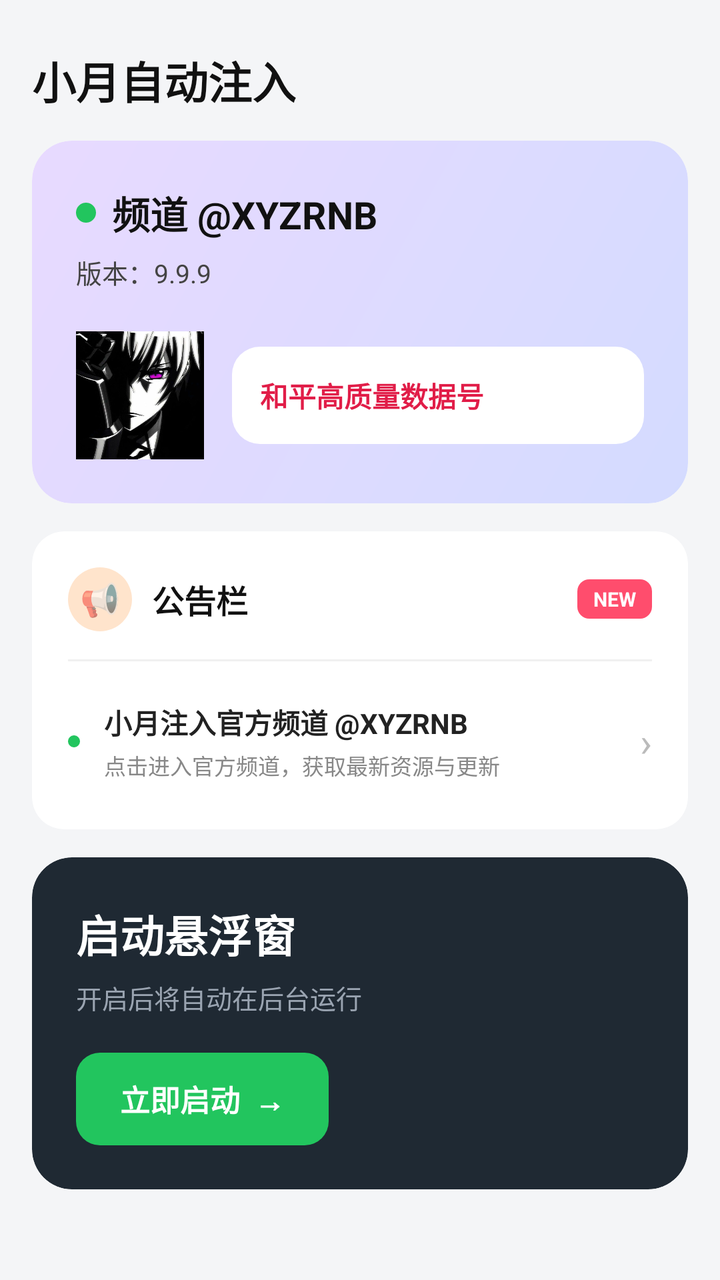
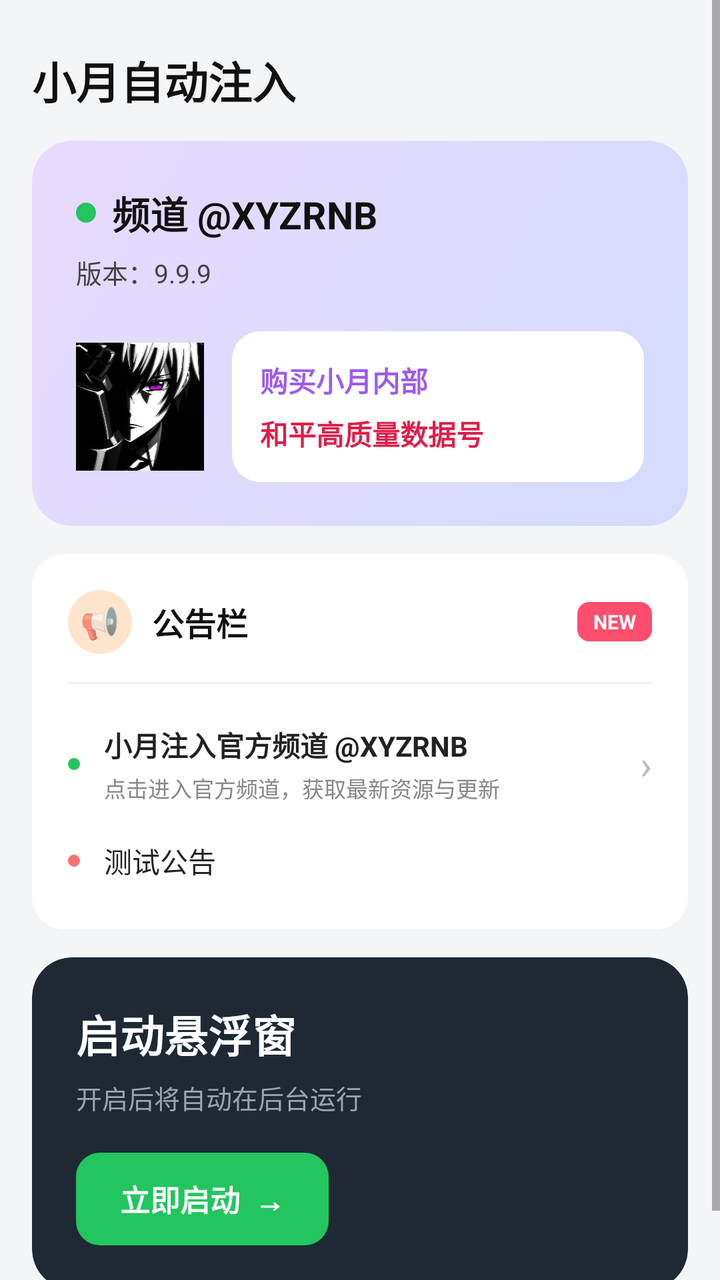

Screens rendered from an Android XML layout before and after an edit, with the pre-edit source and the edit as a unified diff.
<!-- AndroidManifest.xml: application theme Theme.XYPAK -->
<!-- res/layout/fragment_home.xml -->
<?xml version="1.0" encoding="utf-8"?>
<ScrollView xmlns:android="http://schemas.android.com/apk/res/android"
    xmlns:app="http://schemas.android.com/apk/res-auto"
    android:layout_width="match_parent"
    android:layout_height="match_parent"
    android:fillViewport="true"
    android:background="@color/bg_main">

    <LinearLayout
        android:layout_width="match_parent"
        android:layout_height="wrap_content"
        android:orientation="vertical"
        android:padding="16dp">

        <TextView
            android:layout_width="wrap_content"
            android:layout_height="wrap_content"
            android:layout_marginTop="8dp"
            android:layout_marginBottom="14dp"
            android:text="小月自动注入"
            android:textColor="#111"
            android:textSize="22sp"
            android:textStyle="bold"/>

        
        <androidx.cardview.widget.CardView
            android:id="@+id/card_safe"
            android:layout_width="match_parent"
            android:layout_height="wrap_content"
            android:clickable="true"
            android:focusable="true"
            app:cardCornerRadius="20dp"
            app:cardElevation="0dp">

            <LinearLayout
                android:layout_width="match_parent"
                android:layout_height="wrap_content"
                android:background="@drawable/bg_card_purple"
                android:orientation="vertical"
                android:padding="22dp">

                <LinearLayout
                    android:layout_width="wrap_content"
                    android:layout_height="wrap_content"
                    android:gravity="center_vertical"
                    android:orientation="horizontal">

                    <View
                        android:layout_width="10dp"
                        android:layout_height="10dp"
                        android:background="@drawable/dot_green"/>

                    <TextView
                        android:layout_width="wrap_content"
                        android:layout_height="wrap_content"
                        android:layout_marginLeft="8dp"
                        android:text="频道 @XYZRNB"
                        android:textColor="#111"
                        android:textSize="19sp"
                        android:textStyle="bold"/>
                </LinearLayout>

                <TextView
                    android:layout_width="wrap_content"
                    android:layout_height="wrap_content"
                    android:layout_marginTop="6dp"
                    android:text="版本：9.9.9"
                    android:textColor="#444"
                    android:textSize="13sp"/>

                <LinearLayout
                    android:layout_width="match_parent"
                    android:layout_height="wrap_content"
                    android:layout_marginTop="20dp"
                    android:gravity="center_vertical"
                    android:orientation="horizontal">

                    <ImageView
                        android:layout_width="64dp"
                        android:layout_height="64dp"
                        android:background="@drawable/bg_avatar"
                        android:scaleType="centerCrop"
                        android:src="@drawable/avatar"/>

                    <LinearLayout
                        android:id="@+id/pill_safe"
                        android:layout_width="0dp"
                        android:layout_height="wrap_content"
                        android:layout_marginLeft="14dp"
                        android:layout_weight="1"
                        android:background="@drawable/bg_pill_light"
                        android:orientation="vertical"
                        android:padding="14dp">

                        <TextView
                            android:id="@+id/text_safe"
                            android:layout_width="wrap_content"
                            android:layout_height="wrap_content"
                            android:text="和平高质量数据号"
                            android:textColor="#E11D48"
                            android:textSize="14sp"
                            android:textStyle="bold"/>
                    </LinearLayout>
                </LinearLayout>
            </LinearLayout>
        </androidx.cardview.widget.CardView>

        
        <androidx.cardview.widget.CardView
            android:layout_width="match_parent"
            android:layout_height="wrap_content"
            android:layout_marginTop="14dp"
            app:cardBackgroundColor="#fff"
            app:cardCornerRadius="16dp"
            app:cardElevation="0dp">

            <LinearLayout
                android:layout_width="match_parent"
                android:layout_height="wrap_content"
                android:orientation="vertical"
                android:padding="18dp">

                <LinearLayout
                    android:layout_width="match_parent"
                    android:layout_height="wrap_content"
                    android:gravity="center_vertical"
                    android:orientation="horizontal">

                    <FrameLayout
                        android:layout_width="32dp"
                        android:layout_height="32dp"
                        android:background="@drawable/bg_circle_soft_orange">
                        <TextView
                            android:layout_width="wrap_content"
                            android:layout_height="wrap_content"
                            android:layout_gravity="center"
                            android:text="📢"
                            android:textSize="16sp"/>
                    </FrameLayout>

                    <TextView
                        android:layout_width="0dp"
                        android:layout_height="wrap_content"
                        android:layout_marginLeft="10dp"
                        android:layout_weight="1"
                        android:text="公告栏"
                        android:textColor="#111"
                        android:textSize="16sp"
                        android:textStyle="bold"/>

                    <TextView
                        android:layout_width="wrap_content"
                        android:layout_height="wrap_content"
                        android:background="@drawable/bg_notice_tag"
                        android:paddingLeft="8dp"
                        android:paddingRight="8dp"
                        android:paddingTop="3dp"
                        android:paddingBottom="3dp"
                        android:text="NEW"
                        android:textColor="#FFFFFF"
                        android:textSize="10sp"
                        android:textStyle="bold"/>
                </LinearLayout>

                <View
                    android:layout_width="match_parent"
                    android:layout_height="1dp"
                    android:layout_marginTop="14dp"
                    android:background="#F0F0F0"/>

                
                <LinearLayout
                    android:id="@+id/notice_1"
                    android:layout_width="match_parent"
                    android:layout_height="wrap_content"
                    android:layout_marginTop="14dp"
                    android:background="?android:selectableItemBackground"
                    android:clickable="true"
                    android:focusable="true"
                    android:gravity="center_vertical"
                    android:orientation="horizontal"
                    android:paddingTop="6dp"
                    android:paddingBottom="6dp">

                    <View
                        android:layout_width="6dp"
                        android:layout_height="6dp"
                        android:background="@drawable/dot_green"/>

                    <LinearLayout
                        android:layout_width="0dp"
                        android:layout_height="wrap_content"
                        android:layout_marginLeft="12dp"
                        android:layout_weight="1"
                        android:orientation="vertical">

                        <TextView
                            android:layout_width="wrap_content"
                            android:layout_height="wrap_content"
                            android:text="小月注入官方频道 @XYZRNB"
                            android:textColor="#222"
                            android:textSize="14sp"
                            android:textStyle="bold"/>

                        <TextView
                            android:layout_width="wrap_content"
                            android:layout_height="wrap_content"
                            android:layout_marginTop="3dp"
                            android:text="点击进入官方频道，获取最新资源与更新"
                            android:textColor="#888"
                            android:textSize="11sp"/>
                    </LinearLayout>

                    <TextView
                        android:layout_width="wrap_content"
                        android:layout_height="wrap_content"
                        android:text="›"
                        android:textColor="#bbb"
                        android:textSize="20sp"/>
                </LinearLayout>

            </LinearLayout>
        </androidx.cardview.widget.CardView>

        
        <androidx.cardview.widget.CardView
            android:layout_width="match_parent"
            android:layout_height="wrap_content"
            android:layout_marginTop="14dp"
            android:layout_marginBottom="16dp"
            app:cardBackgroundColor="#1f2933"
            app:cardCornerRadius="20dp"
            app:cardElevation="0dp">

            <LinearLayout
                android:layout_width="match_parent"
                android:layout_height="wrap_content"
                android:orientation="vertical"
                android:padding="22dp">

                <TextView
                    android:layout_width="wrap_content"
                    android:layout_height="wrap_content"
                    android:text="启动悬浮窗"
                    android:textColor="#fff"
                    android:textSize="22sp"
                    android:textStyle="bold"/>

                <TextView
                    android:layout_width="wrap_content"
                    android:layout_height="wrap_content"
                    android:layout_marginTop="6dp"
                    android:text="开启后将自动在后台运行"
                    android:textColor="#9aa4b1"
                    android:textSize="13sp"/>

                <TextView
                    android:id="@+id/btn_start_float"
                    android:layout_width="wrap_content"
                    android:layout_height="wrap_content"
                    android:layout_marginTop="18dp"
                    android:background="@drawable/bg_btn_green"
                    android:paddingLeft="22dp"
                    android:paddingRight="22dp"
                    android:paddingTop="12dp"
                    android:paddingBottom="12dp"
                    android:text="立即启动  →"
                    android:textColor="#fff"
                    android:textSize="15sp"
                    android:textStyle="bold"/>
            </LinearLayout>
        </androidx.cardview.widget.CardView>

    </LinearLayout>
</ScrollView>
<!-- resources referenced by this layout -->
<resources>
  <color name="bg_main">#FFF4F5F7</color>
  <!-- drawable avatar: jpg bitmap (drawable, 57106 bytes) -->
  <!-- drawable bg_avatar (drawable) -->
  <?xml version="1.0" encoding="utf-8"?>
  <shape xmlns:android="http://schemas.android.com/apk/res/android" android:shape="oval">
      <gradient android:startColor="#A5DDFB" android:endColor="#7AB8E0"/>
  </shape>
  <!-- drawable bg_btn_green (drawable) -->
  <?xml version="1.0" encoding="utf-8"?>
  <shape xmlns:android="http://schemas.android.com/apk/res/android" android:shape="rectangle">
      <solid android:color="#22C55E"/>
      <corners android:radius="12dp"/>
  </shape>
  <!-- drawable bg_card_purple (drawable) -->
  <?xml version="1.0" encoding="utf-8"?>
  <shape xmlns:android="http://schemas.android.com/apk/res/android" android:shape="rectangle">
      <gradient android:angle="135" android:startColor="#D4DBFF" android:endColor="#E8DAFF"/>
      <corners android:radius="20dp"/>
  </shape>
  <!-- drawable bg_circle_soft_orange (drawable) -->
  <?xml version="1.0" encoding="utf-8"?>
  <shape xmlns:android="http://schemas.android.com/apk/res/android" android:shape="oval">
      <solid android:color="#FFE4CC"/>
  </shape>
  <!-- drawable bg_notice_tag (drawable) -->
  <?xml version="1.0" encoding="utf-8"?>
  <shape xmlns:android="http://schemas.android.com/apk/res/android" android:shape="rectangle">
      <solid android:color="#FF4D6D"/>
      <corners android:radius="6dp"/>
  </shape>
  <!-- drawable bg_pill_light (drawable) -->
  <?xml version="1.0" encoding="utf-8"?>
  <shape xmlns:android="http://schemas.android.com/apk/res/android" android:shape="rectangle">
      <solid android:color="#FFFFFFFF"/>
      <corners android:radius="14dp"/>
  </shape>
  <!-- drawable dot_green (drawable) -->
  <?xml version="1.0" encoding="utf-8"?>
  <shape xmlns:android="http://schemas.android.com/apk/res/android" android:shape="oval">
      <solid android:color="#22C55E"/>
      <size android:width="10dp" android:height="10dp"/>
  </shape>
  <style name="Theme.XYPAK" parent="Theme.AppCompat.Light.NoActionBar">
          <item name="colorPrimary">#FF1FB960</item>
          <item name="colorPrimaryDark">#FF16994E</item>
          <item name="colorAccent">#FF1FB960</item>
      </style>
</resources>

<!-- the commit's change to res/layout/fragment_home.xml (unified diff, before → after) -->
@@ -24,11 +24,8 @@
 
         
         <androidx.cardview.widget.CardView
-            android:id="@+id/card_safe"
             android:layout_width="match_parent"
             android:layout_height="wrap_content"
-            android:clickable="true"
-            android:focusable="true"
             app:cardCornerRadius="20dp"
             app:cardElevation="0dp">
 
@@ -82,8 +79,8 @@
                         android:scaleType="centerCrop"
                         android:src="@drawable/avatar"/>
 
+                    
                     <LinearLayout
-                        android:id="@+id/pill_safe"
                         android:layout_width="0dp"
                         android:layout_height="wrap_content"
                         android:layout_marginLeft="14dp"
@@ -93,9 +90,22 @@
                         android:padding="14dp">
 
                         <TextView
+                            android:id="@+id/text_buy"
+                            android:layout_width="wrap_content"
+                            android:layout_height="wrap_content"
+                            android:background="?android:selectableItemBackground"
+                            android:clickable="true"
+                            android:focusable="true"
+                            android:text="购买小月内部"
+                            android:textColor="#9B5BF5"
+                            android:textSize="14sp"
+                            android:textStyle="bold"/>
+
+                        <TextView
                             android:id="@+id/text_safe"
                             android:layout_width="wrap_content"
                             android:layout_height="wrap_content"
+                            android:layout_marginTop="6dp"
                             android:text="和平高质量数据号"
                             android:textColor="#E11D48"
                             android:textSize="14sp"
@@ -217,6 +227,31 @@
                         android:text="›"
                         android:textColor="#bbb"
                         android:textSize="20sp"/>
+                </LinearLayout>
+
+                
+                <LinearLayout
+                    android:layout_width="match_parent"
+                    android:layout_height="wrap_content"
+                    android:layout_marginTop="6dp"
+                    android:gravity="center_vertical"
+                    android:orientation="horizontal"
+                    android:paddingTop="6dp"
+                    android:paddingBottom="6dp">
+
+                    <View
+                        android:layout_width="6dp"
+                        android:layout_height="6dp"
+                        android:background="@drawable/dot_red"/>
+
+                    <TextView
+                        android:layout_width="0dp"
+                        android:layout_height="wrap_content"
+                        android:layout_marginLeft="12dp"
+                        android:layout_weight="1"
+                        android:text="测试公告"
+                        android:textColor="#222"
+                        android:textSize="14sp"/>
                 </LinearLayout>
 
             </LinearLayout>
<!-- resource entries referenced after the edit -->
@@ -42,6 +42,12 @@
       <solid android:color="#22C55E"/>
       <size android:width="10dp" android:height="10dp"/>
   </shape>
+  <!-- drawable dot_red (drawable) -->
+  <?xml version="1.0" encoding="utf-8"?>
+  <shape xmlns:android="http://schemas.android.com/apk/res/android" android:shape="oval">
+      <solid android:color="#F87171"/>
+      <size android:width="10dp" android:height="10dp"/>
+  </shape>
   <style name="Theme.XYPAK" parent="Theme.AppCompat.Light.NoActionBar">
           <item name="colorPrimary">#FF1FB960</item>
           <item name="colorPrimaryDark">#FF16994E</item>
